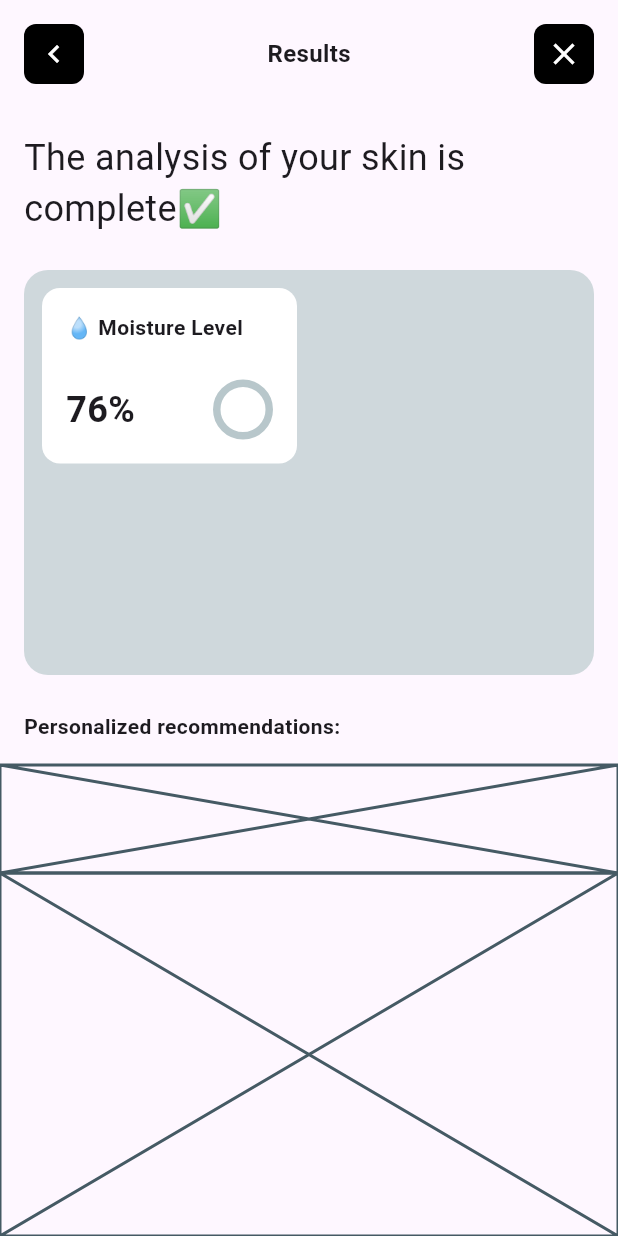
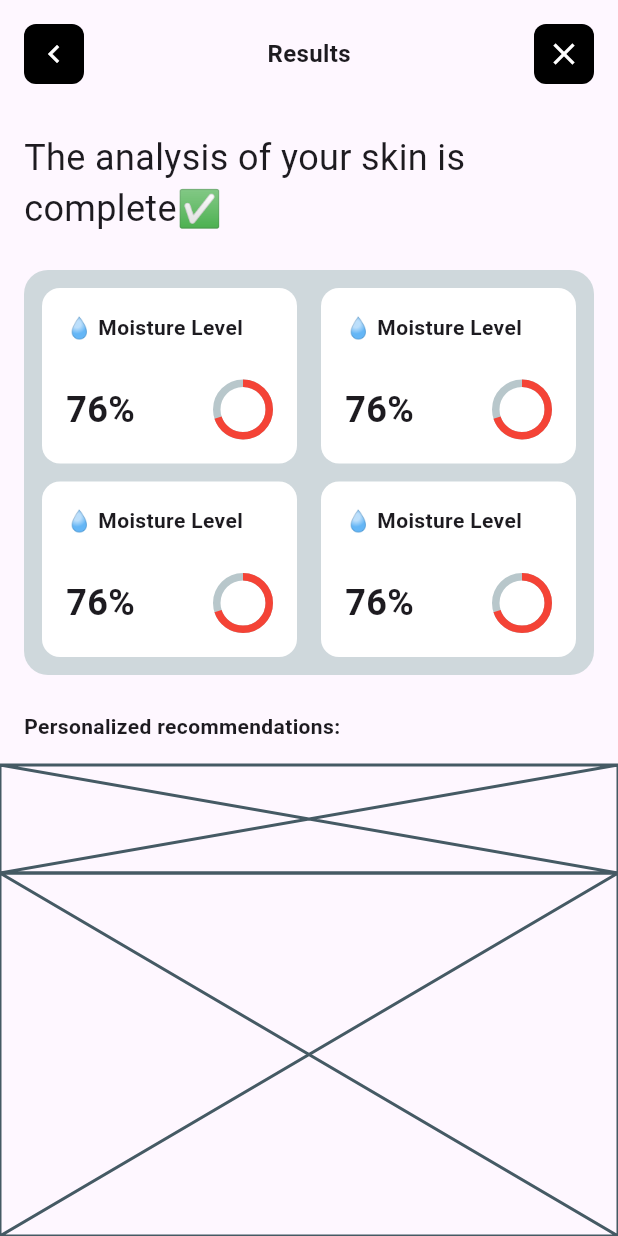
Before and after one commit to JAICHANGPARK/flutter_notebook_chapter_40, a Flutter app: the SkincareDetailPage screen opened directly, on a phone screen of 412 x 824 dp. Run offline on Flutter 3.47's test engine with Material 3 defaults, Android fonts, the phone set to English and light mode, and no system bars; drawn by our look-alikes of percent_indicator; our stand-ins replace gap, hugeicons.

Commit message:
Update skincare_detail_page.dart

```diff
--- a/lib/ep2021_skincare_app/views/skincare_detail_page.dart
+++ b/lib/ep2021_skincare_app/views/skincare_detail_page.dart
@@ -116,7 +116,10 @@ class _SkincareDetailPageState extends State<SkincareDetailPage> {
                                               fontSize: 24,
                                             ),
                                           ),
-                                          CircularPercentIndicator(radius: 20),
+                                          CircularPercentIndicator(
+                                            radius: 20,
+                                            percent: .7,
+                                          ),
                                         ],
                                       )
                                     ],
@@ -125,7 +128,41 @@ class _SkincareDetailPageState extends State<SkincareDetailPage> {
                               ),
                               Gap(16),
                               Expanded(
-                                child: Container(),
+                                child: Container(
+                                  decoration: BoxDecoration(
+                                    color: Colors.white,
+                                    borderRadius: BorderRadius.circular(12),
+                                  ),
+                                  padding: EdgeInsets.all(16),
+                                  child: Column(
+                                    crossAxisAlignment: CrossAxisAlignment.start,
+                                    mainAxisAlignment: MainAxisAlignment.spaceBetween,
+                                    children: [
+                                      Text(
+                                        "💧 Moisture Level",
+                                        style: TextStyle(
+                                          fontWeight: FontWeight.bold,
+                                        ),
+                                      ),
+                                      Row(
+                                        mainAxisAlignment: MainAxisAlignment.spaceBetween,
+                                        children: [
+                                          Text(
+                                            "76%",
+                                            style: TextStyle(
+                                              fontWeight: FontWeight.bold,
+                                              fontSize: 24,
+                                            ),
+                                          ),
+                                          CircularPercentIndicator(
+                                            radius: 20,
+                                            percent: .7,
+                                          ),
+                                        ],
+                                      )
+                                    ],
+                                  ),
+                                ),
                               ),
                             ],
                           ),
@@ -135,11 +172,79 @@ class _SkincareDetailPageState extends State<SkincareDetailPage> {
                           child: Row(
                             children: [
                               Expanded(
-                                child: Container(),
+                                child: Container(
+                                  decoration: BoxDecoration(
+                                    color: Colors.white,
+                                    borderRadius: BorderRadius.circular(12),
+                                  ),
+                                  padding: EdgeInsets.all(16),
+                                  child: Column(
+                                    crossAxisAlignment: CrossAxisAlignment.start,
+                                    mainAxisAlignment: MainAxisAlignment.spaceBetween,
+                                    children: [
+                                      Text(
+                                        "💧 Moisture Level",
+                                        style: TextStyle(
+                                          fontWeight: FontWeight.bold,
+                                        ),
+                                      ),
+                                      Row(
+                                        mainAxisAlignment: MainAxisAlignment.spaceBetween,
+                                        children: [
+                                          Text(
+                                            "76%",
+                                            style: TextStyle(
+                                              fontWeight: FontWeight.bold,
+                                              fontSize: 24,
+                                            ),
+                                          ),
+                                          CircularPercentIndicator(
+                                            radius: 20,
+                                            percent: .7,
+                                          ),
+                                        ],
+                                      )
+                                    ],
+                                  ),
+                                ),
                               ),
                               Gap(16),
                               Expanded(
-                                child: Container(),
+                                child: Container(
+                                  decoration: BoxDecoration(
+                                    color: Colors.white,
+                                    borderRadius: BorderRadius.circular(12),
+                                  ),
+                                  padding: EdgeInsets.all(16),
+                                  child: Column(
+                                    crossAxisAlignment: CrossAxisAlignment.start,
+                                    mainAxisAlignment: MainAxisAlignment.spaceBetween,
+                                    children: [
+                                      Text(
+                                        "💧 Moisture Level",
+                                        style: TextStyle(
+                                          fontWeight: FontWeight.bold,
+                                        ),
+                                      ),
+                                      Row(
+                                        mainAxisAlignment: MainAxisAlignment.spaceBetween,
+                                        children: [
+                                          Text(
+                                            "76%",
+                                            style: TextStyle(
+                                              fontWeight: FontWeight.bold,
+                                              fontSize: 24,
+                                            ),
+                                          ),
+                                          CircularPercentIndicator(
+                                            radius: 20,
+                                            percent: .7,
+                                          ),
+                                        ],
+                                      )
+                                    ],
+                                  ),
+                                ),
                               ),
                             ],
                           ),
```
